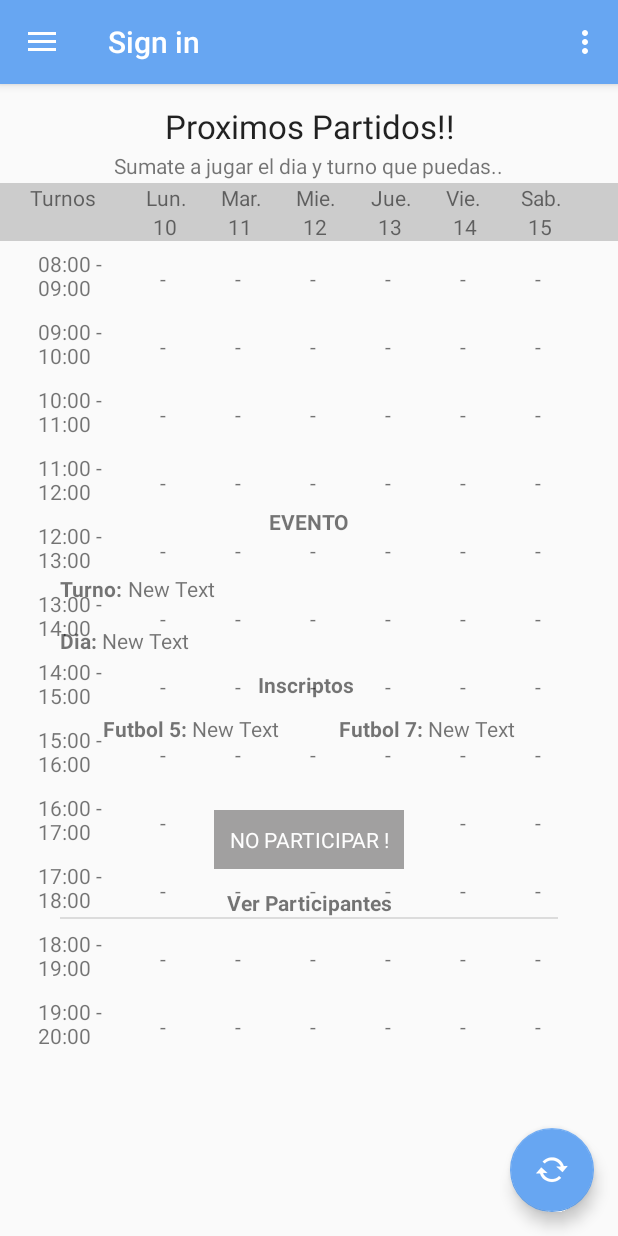
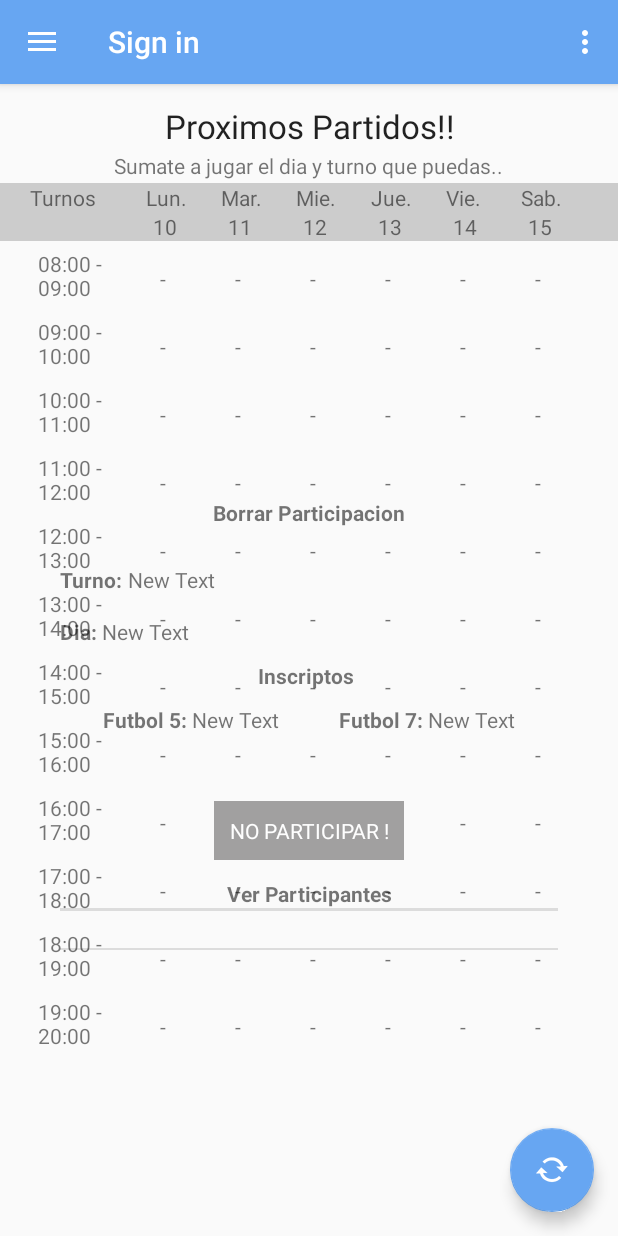
Before and after one commit to InnCodeDev/Juego2019, an Android app: the fragment PopUpEventoBorrarse placed in its activity, after a tap on "Ver Participantes", on a phone screen of 412 x 824 dp. Run offline under Robolectric (Android 15) with nearby library versions, the phone set to English and light mode, and no system bars; our stand-ins replace Firebase (no records; nobody signed in at launch, a user with empty details on screens opened directly); pictures from the network do not load; 7 statements that could not run were skipped.

Commit message:
Merge branch 'master' of https://github.com/InnCodeDev/Juego2019
# Conflicts:
#	app/src/main/res/layout/fragment_evento.xml

```diff
--- a/app/build.gradle
+++ b/app/build.gradle
@@ -1,7 +1,7 @@
 apply plugin: 'com.android.application'
 
 android {
-    compileSdkVersion 27
+    compileSdkVersion 28
     buildToolsVersion '28.0.3'//'28.0.2'
     defaultConfig {
         applicationId "com.example.jose_.juego"
--- a/app/src/main/java/com/example/jose_/juego/JSONBorrarParticipacion.java
+++ b/app/src/main/java/com/example/jose_/juego/JSONBorrarParticipacion.java
@@ -138,8 +138,8 @@ public class JSONBorrarParticipacion extends AsyncTask<String, String, String> {
     protected void onPostExecute(String result) {
         try {
             pDialog.dismiss();
+            ((MainActivity) context).continuarJSONPopUP(true);
             this.cancel(true); //finalize();d
-            ((MainActivity) context).continuarJSONPopUP(true);
         } catch (Throwable e) {
             e.printStackTrace();
         }
--- a/app/src/main/java/com/example/jose_/juego/JSONEventosUsuario.java
+++ b/app/src/main/java/com/example/jose_/juego/JSONEventosUsuario.java
@@ -106,7 +106,7 @@ public class JSONEventosUsuario extends AsyncTask<String, String, String>
         try {
             System.out.println("JSONListaCategorias : " + result);
 
-            if (result != null){
+            if (result.compareTo("<br />null") != 0) { //== null){
 
                 JSONParser jsonParser = new JSONParser();
 
--- a/app/src/main/java/com/example/jose_/juego/PopUpEventoBorrarse.java
+++ b/app/src/main/java/com/example/jose_/juego/PopUpEventoBorrarse.java
@@ -18,6 +18,8 @@ import java.util.Iterator;
 public class PopUpEventoBorrarse extends DialogFragment {
     static String user = "";
     static Context c;
+    TextView sc_participantes2;
+    TextView btn;
 
     public PopUpEventoBorrarse(){
 
@@ -54,11 +56,16 @@ public class PopUpEventoBorrarse extends DialogFragment {
         TextView dia = (TextView) view.findViewById(R.id.textView42);
         TextView insF5 = (TextView) view.findViewById(R.id.textView52);
         TextView insF7 = (TextView) view.findViewById(R.id.textView62);
+        this.sc_participantes2 = (TextView) view.findViewById(R.id.sc_participantes2);
+        btn = view.findViewById(R.id.lbl_participantes2);
 
         turno.setText(getArguments().getString("turn"));
         dia.setText(getArguments().getString("di"));
         insF5.setText(getArguments().getString("cantF5"));
         insF7.setText(getArguments().getString("cantF7"));
+
+        TextView titulo = view.findViewById(R.id.lbl_titulo2);
+        titulo.setText("Borrar Participacion");
 
         getDialog().setTitle("BORRAR PARTICIPACION");
 
@@ -78,17 +85,22 @@ public class PopUpEventoBorrarse extends DialogFragment {
         });
 
         //Asigna evento Click de VerParticipantes
-        final TextView btn = view.findViewById(R.id.lbl_participantes2);
         btn.setOnClickListener(new View.OnClickListener() {
             @Override
             public void onClick(View view) {
-                System.out.println("MOSTRAR USUARIOS... !!");
-                try {
-                    JSONmostrarUsuarios json = new JSONmostrarUsuarios(view,(MainActivity) c, getArguments().getString("Nroturn"), getArguments().getString("di"), btn, (TextView)view.findViewById(R.id.sc_participantes));
-                    json.execute();
+                System.out.println("----------" + btn.getText().toString());
+                if (btn.getText().toString().compareTo("Ocultar Participantes") == 0){
+                    btn.setText("Ver Participantes");
+                    sc_participantes2.setText("");
+                }else{
+                    System.out.println("MOSTRAR USUARIOS... !!");
+                    try {
+                        JSONmostrarUsuarios json = new JSONmostrarUsuarios(view,(MainActivity) c, getArguments().getString("Nroturn"), getArguments().getString("di"), btn, sc_participantes2);
+                        json.execute();
 
-                } catch (Exception e) {
-                    e.printStackTrace();
+                    } catch (Exception e) {
+                        e.printStackTrace();
+                    }
                 }
             }
         });
--- a/app/src/main/res/layout/fragment_evento_borrarse.xml
+++ b/app/src/main/res/layout/fragment_evento_borrarse.xml
@@ -134,7 +134,7 @@
             android:layout_height="wrap_content"
             android:gravity="center_horizontal"
             android:text=""
-            android:textStyle="normal|bold"/>
+            android:textStyle="normal|bold" />
 
         <LinearLayout
             android:id="@+id/linearL"
@@ -170,10 +170,31 @@
             android:layout_width="match_parent"
             android:layout_height="wrap_content"
 
-            android:onClick="onClickUsuarios"
             android:text="Ver Participantes"
             android:textAlignment="center"
             android:textStyle="normal|bold" />
+
+        <View
+            android:id="@+id/divider"
+            android:layout_width="match_parent"
+            android:layout_height="2dp"
+            android:background="?android:attr/listDivider" />
+
+        <TextView
+            android:id="@+id/sc_participantes2"
+            android:layout_width="match_parent"
+            android:layout_height="match_parent"
+            android:layout_gravity="top"
+            android:layout_marginTop="5dp"
+            android:clickable="false"
+            android:contextClickable="false"
+            android:editable="false"
+            android:isScrollContainer="true"
+            android:maxHeight="10dp"
+            android:maxLines="5"
+            android:minHeight="2dp"
+            tools:text="@tools:sample/full_names">
+        </TextView>
 
     </LinearLayout>
 
@@ -183,20 +204,4 @@
         android:layout_height="1dp"
         android:background="?android:attr/listDivider" />
 
-    <TextView
-        android:id="@+id/sc_participantes2"
-        android:layout_width="match_parent"
-        android:layout_height="5dp"
-        android:layout_gravity="top"
-        android:layout_marginTop="10dp"
-        android:clickable="false"
-        android:contextClickable="false"
-        android:editable="false"
-        android:isScrollContainer="true"
-        android:maxHeight="10dp"
-        android:maxLines="5"
-        android:minHeight="2dp"
-        android:onClick="none"
-        android:textAlignment="textStart"
-        tools:text="@tools:sample/full_names"></TextView>
 </LinearLayout>
```
Also changed, not shown: app/src/main/java/com/example/jose_/juego/JSONInscripcionEvento.java (+5 -3 lines), app/src/main/java/com/example/jose_/juego/MainActivity.java (+39 -35 lines), app/src/main/java/com/example/jose_/juego/PopUpEvento.java (+52 -18 lines), app/src/main/res/layout/fragment_evento.xml (+10 -9 lines).
